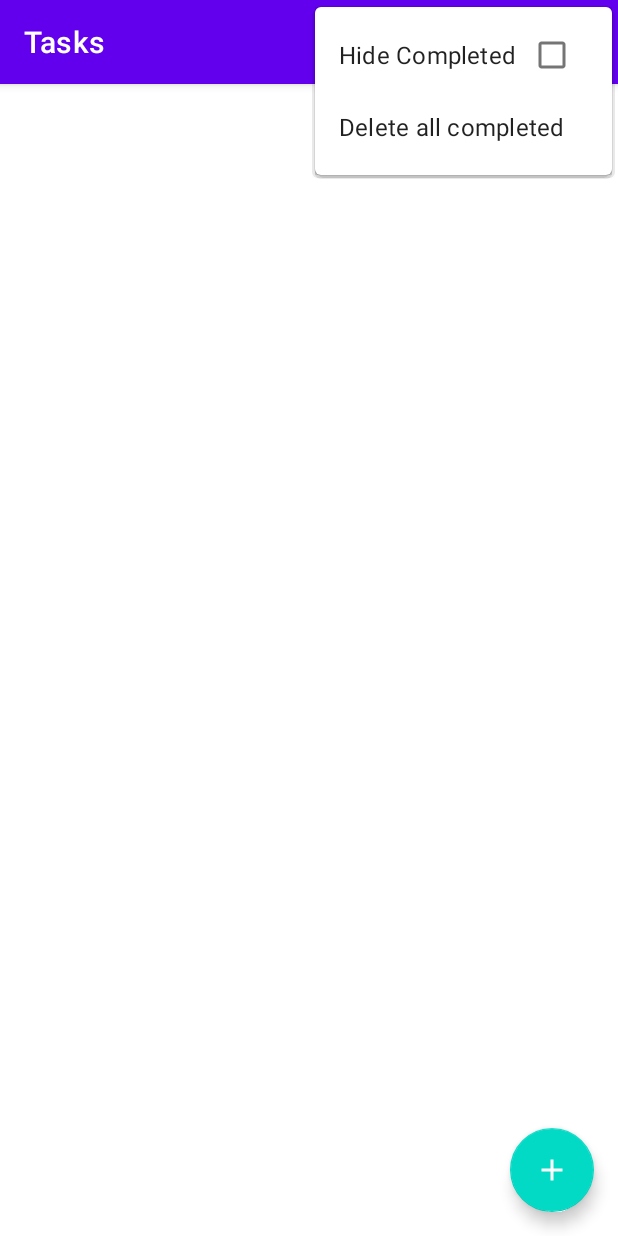
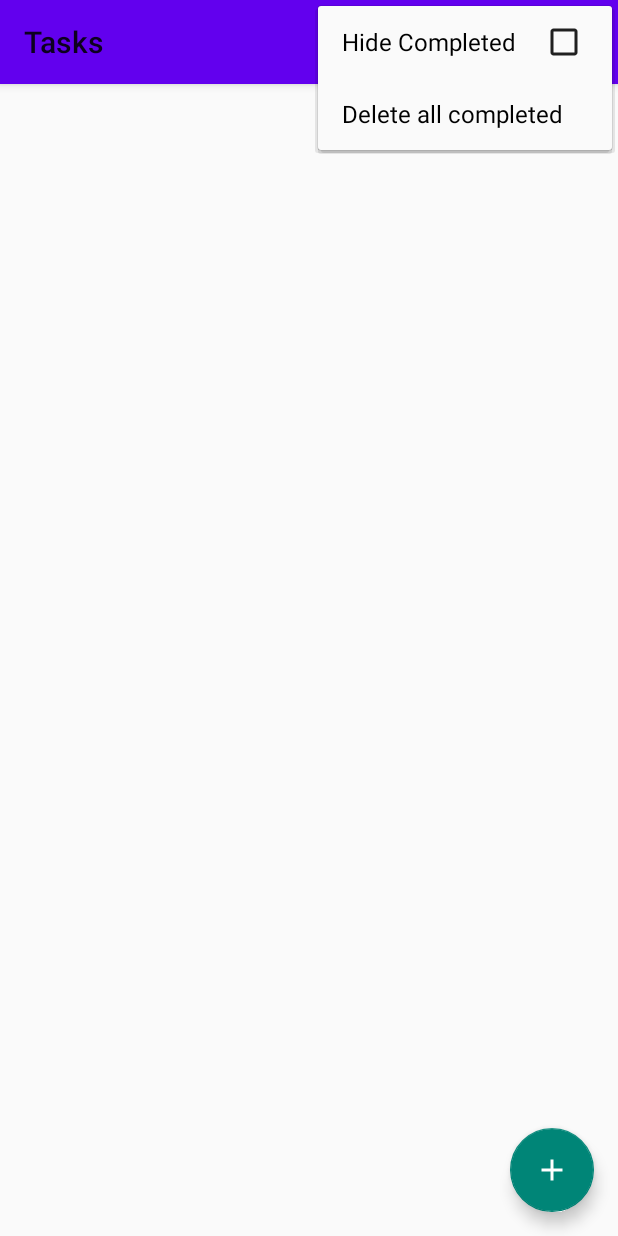
Before and after one commit to nikeight/2DO, an Android app: the screen it shows after launch (MainActivity), with the options menu open, on a phone screen of 412 x 824 dp. Run offline under Robolectric (Android 15) with nearby library versions, the phone set to English and light mode, and no system bars; our stand-ins replace Dagger/Hilt's generated code, Room's generated code, navigation-ui; libraries missing offline, so code that uses them is left out: androidx.datastore.preferences, androidx.hilt, androidx.hilt.lifecycle; 2 statements that could not run were skipped.

Commit message:
Dark mode enabled.

```diff
--- a/app/src/main/res/layout/item_task.xml
+++ b/app/src/main/res/layout/item_task.xml
@@ -24,7 +24,6 @@
         android:ellipsize="end"
         android:gravity="center_vertical"
         android:maxLines="1"
-        android:textColor="@color/black"
         tools:text="Example item" />
 
     <ImageView
--- a/app/src/main/res/values-night/themes.xml
+++ b/app/src/main/res/values-night/themes.xml
@@ -1,16 +1,17 @@
 <resources xmlns:tools="http://schemas.android.com/tools">
     <!-- Base application theme. -->
-    <style name="Theme.MVVMTodo" parent="Theme.MaterialComponents.DayNight.DarkActionBar">
+    <style name="Theme.MVVMTodo" parent="Theme.AppCompat.DayNight">
         <!-- Primary brand color. -->
-        <item name="colorPrimary">@color/purple_200</item>
+        <item name="colorPrimary">@color/purple_500</item>
         <item name="colorPrimaryVariant">@color/purple_700</item>
         <item name="colorOnPrimary">@color/black</item>
         <!-- Secondary brand color. -->
-        <item name="colorSecondary">@color/teal_200</item>
-        <item name="colorSecondaryVariant">@color/teal_200</item>
+        <item name="colorSecondary">@color/purple_200</item>
+        <item name="colorSecondaryVariant">@color/purple_500</item>
         <item name="colorOnSecondary">@color/white</item>
         <!-- Status bar color. -->
         <item name="android:statusBarColor" tools:targetApi="l">?attr/colorPrimaryVariant</item>
         <!-- Customize your theme here. -->
+        <item name="android:textColor">#ffffff</item>
     </style>
 </resources>
--- a/app/src/main/res/values/themes.xml
+++ b/app/src/main/res/values/themes.xml
@@ -1,16 +1,18 @@
 <resources xmlns:tools="http://schemas.android.com/tools">
     <!-- Base application theme. -->
-    <style name="Theme.MVVMTodo" parent="Theme.MaterialComponents.DayNight.DarkActionBar">
+    <style name="Theme.MVVMTodo" parent="Theme.AppCompat.DayNight">
         <!-- Primary brand color. -->
         <item name="colorPrimary">@color/purple_500</item>
         <item name="colorPrimaryVariant">@color/purple_700</item>
         <item name="colorOnPrimary">@color/white</item>
         <!-- Secondary brand color. -->
-        <item name="colorSecondary">@color/teal_200</item>
-        <item name="colorSecondaryVariant">@color/teal_700</item>
+        <item name="colorSecondary">@color/purple_200</item>
+        <item name="colorSecondaryVariant">@color/purple_500</item>
         <item name="colorOnSecondary">@color/white</item>
         <!-- Status bar color. -->
         <item name="android:statusBarColor" tools:targetApi="l">?attr/colorPrimaryVariant</item>
         <!-- Customize your theme here. -->
+        <item name="android:textColor">#000000</item>
     </style>
+
 </resources>
```
